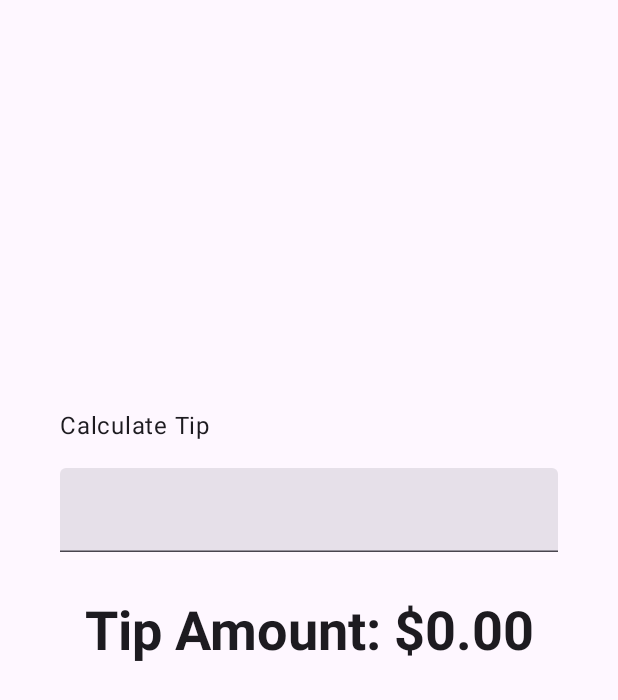
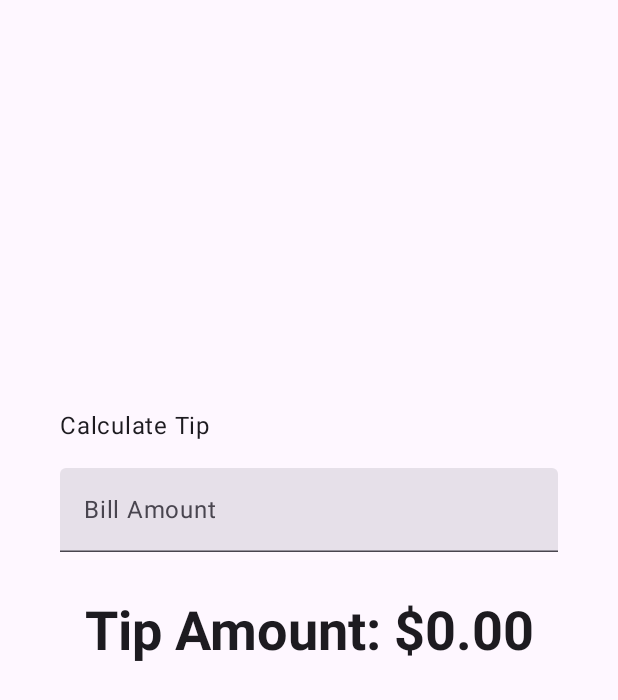
Before and after one commit to a2fr/-8INF865A2024_AF, an Android app built with Jetpack Compose: the screen it shows after launch (MainActivity), on a phone screen of 412 x 824 dp. Shown: the top 700 px of the screen. Run offline under Robolectric (Android 15) with nearby library versions, the phone set to English and light mode, and no system bars.

Commit message:
Fin étape 8

```diff
--- a/basic-android-kotlin-compose-training-tip-calculator-starter/app/src/main/java/com/example/tiptime/MainActivity.kt
+++ b/basic-android-kotlin-compose-training-tip-calculator-starter/app/src/main/java/com/example/tiptime/MainActivity.kt
@@ -29,6 +29,8 @@ import androidx.compose.foundation.layout.padding
 import androidx.compose.foundation.layout.safeDrawingPadding
 import androidx.compose.foundation.layout.statusBarsPadding
 import androidx.compose.foundation.rememberScrollState
+import androidx.compose.foundation.text.KeyboardActions
+import androidx.compose.foundation.text.KeyboardOptions
 import androidx.compose.foundation.verticalScroll
 import androidx.compose.material3.MaterialTheme
 import androidx.compose.material3.Surface
@@ -48,6 +50,7 @@ import androidx.compose.runtime.mutableStateOf
 import androidx.compose.runtime.remember
 import androidx.compose.runtime.getValue
 import androidx.compose.runtime.setValue
+import androidx.compose.ui.text.input.KeyboardType
 
 /*
 var amountInput: MutableState<String> = mutableStateOf("0")
@@ -120,6 +123,9 @@ fun EditNumberField(modifier: Modifier = Modifier) {
     TextField(
         value = amountInput,
         onValueChange = { amountInput = it },
+        label = { Text(stringResource(R.string.bill_amount)) },
+        singleLine = true,
+        keyboardOptions = KeyboardOptions(keyboardType = KeyboardType.Number),
         modifier = modifier
     )
 }
```
